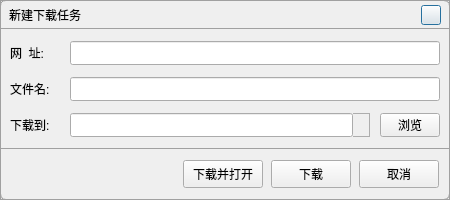
Above: VideoPlayer/browser/NewWork.ui from huizhang556/pc-video-player before the change. Below: the same form after it.
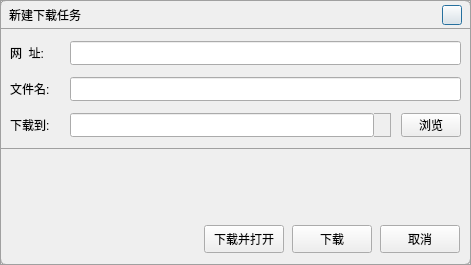
That is the form after the change. Icons and pictures are not drawn.

The edit to the form file:
```diff
--- a/VideoPlayer/browser/NewWork.ui
+++ b/VideoPlayer/browser/NewWork.ui
@@ -6,8 +6,8 @@
    <rect>
     <x>0</x>
     <y>0</y>
-    <width>450</width>
-    <height>200</height>
+    <width>471</width>
+    <height>265</height>
    </rect>
   </property>
   <property name="minimumSize">
@@ -405,6 +405,25 @@
           </layout>
          </widget>
         </item>
+        <item>
+         <widget class="QLabel" name="label_warning">
+          <property name="minimumSize">
+           <size>
+            <width>0</width>
+            <height>30</height>
+           </size>
+          </property>
+          <property name="maximumSize">
+           <size>
+            <width>16777215</width>
+            <height>30</height>
+           </size>
+          </property>
+          <property name="text">
+           <string/>
+          </property>
+         </widget>
+        </item>
         <item>
          <spacer name="verticalSpacer">
           <property name="orientation">
```
